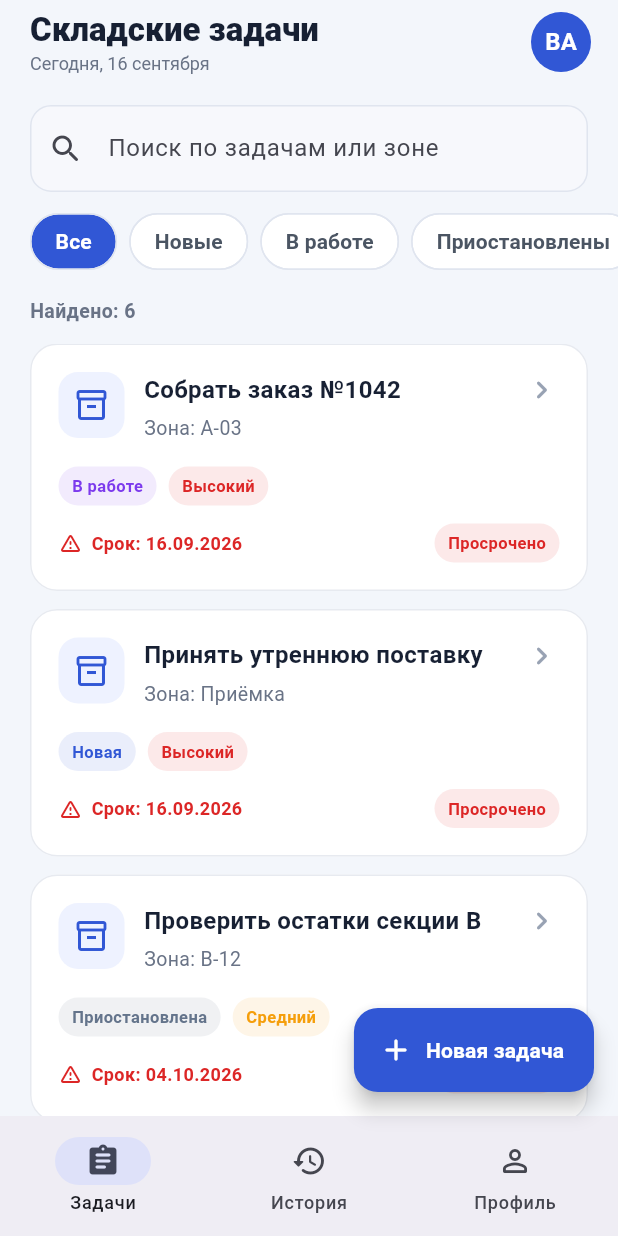
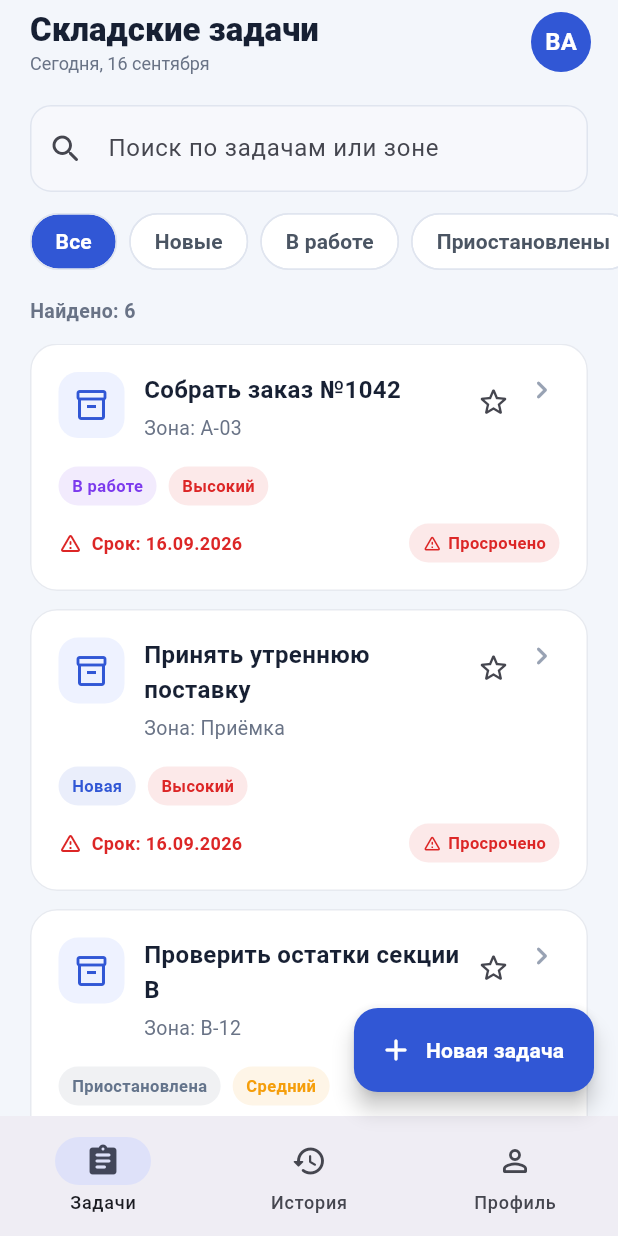
Before and after one commit to BeliiAndrei/SmartTaskHandlerMobile, a Flutter app: the TaskListPage screen opened directly, on a phone screen of 412 x 824 dp. Run offline on Flutter 3.47's test engine with Material 3 defaults, Android fonts, the phone set to English and light mode, and no system bars.

Commit message:
добавление переиспользуемости widgets

```diff
--- a/lib/models/warehouse_task.dart
+++ b/lib/models/warehouse_task.dart
@@ -11,6 +11,7 @@ class WarehouseTask {
     required this.status,
     required this.dueDate,
     required this.zone,
+    this.isFavorite = false,
   });
 
   final int id;
@@ -20,6 +21,7 @@ class WarehouseTask {
   final TaskStatus status;
   final DateTime dueDate;
   final String zone;
+  final bool isFavorite;
 
   WarehouseTask copyWith({
     String? title,
@@ -28,6 +30,7 @@ class WarehouseTask {
     TaskStatus? status,
     DateTime? dueDate,
     String? zone,
+    bool? isFavorite,
   }) {
     return WarehouseTask(
       id: id,
@@ -37,6 +40,7 @@ class WarehouseTask {
       status: status ?? this.status,
       dueDate: dueDate ?? this.dueDate,
       zone: zone ?? this.zone,
+      isFavorite: isFavorite ?? this.isFavorite,
     );
   }
 }
--- a/lib/screens/task_list_screen.dart
+++ b/lib/screens/task_list_screen.dart
@@ -2,6 +2,7 @@ import 'package:flutter/material.dart';
 
 import '../data/mock_tasks.dart';
 import '../models/warehouse_task.dart';
+import '../services/task_logic.dart';
 import '../widgets/task_card.dart';
 import 'profile_screen.dart';
 import 'task_details_screen.dart';
@@ -31,18 +32,11 @@ class _TaskListPageState extends State<TaskListPage> {
   }
 
   List<WarehouseTask> get _visibleTasks {
-    final query = _searchController.text.trim().toLowerCase();
-
-    return _tasks.where((task) {
-      final matchesStatus =
-          _selectedStatus == null || task.status == _selectedStatus;
-      final matchesSearch =
-          query.isEmpty ||
-          task.title.toLowerCase().contains(query) ||
-          task.description.toLowerCase().contains(query) ||
-          task.zone.toLowerCase().contains(query);
-      return matchesStatus && matchesSearch;
-    }).toList();
+    return TaskLogic.filterTasks(
+      _tasks,
+      query: _searchController.text,
+      status: _selectedStatus,
+    );
   }
 
   @override
@@ -92,7 +86,11 @@ class _TaskListPageState extends State<TaskListPage> {
       ),
       body: switch (_currentSection) {
         0 => _buildTaskList(),
-        1 => TaskHistoryPage(tasks: _tasks, onTaskSelected: _openTask),
+        1 => TaskHistoryPage(
+          tasks: _tasks,
+          onTaskSelected: _openTask,
+          onFavoriteToggle: _toggleFavorite,
+        ),
         _ => ProfilePage(tasks: _tasks, onLogout: _logout),
       },
       floatingActionButton: _currentSection == 0
@@ -238,7 +236,11 @@ class _TaskListPageState extends State<TaskListPage> {
                   separatorBuilder: (_, _) => const SizedBox(height: 12),
                   itemBuilder: (context, index) {
                     final task = visibleTasks[index];
-                    return TaskCard(task: task, onTap: () => _openTask(task));
+                    return TaskCard(
+                      task: task,
+                      onTap: () => _openTask(task),
+                      onFavoriteToggle: () => _toggleFavorite(task),
+                    );
                   },
                 ),
         ),
@@ -264,8 +266,7 @@ class _TaskListPageState extends State<TaskListPage> {
   }
 
   Future<void> _createTask() async {
-    final nextId =
-        _tasks.map((task) => task.id).reduce((a, b) => a > b ? a : b) + 1;
+    final nextId = TaskLogic.nextTaskId(_tasks);
     final result = await Navigator.push<WarehouseTask>(
       context,
       MaterialPageRoute(builder: (_) => TaskFormPage(taskId: nextId)),
@@ -292,6 +293,19 @@ class _TaskListPageState extends State<TaskListPage> {
           backgroundColor: const Color(0xFF15803D),
         ),
       );
+  }
+
+  void _toggleFavorite(WarehouseTask task) {
+    final index = _tasks.indexWhere((item) => item.id == task.id);
+    if (index == -1) return;
+
+    final updatedTask = TaskLogic.toggleFavorite(_tasks[index]);
+    setState(() => _tasks[index] = updatedTask);
+    _showSuccess(
+      updatedTask.isFavorite
+          ? 'Задача добавлена в избранное'
+          : 'Задача удалена из избранного',
+    );
   }
 
   void _logout() {
--- /dev/null
+++ b/lib/services/task_logic.dart
@@ -0,0 +1,37 @@
+import '../models/warehouse_task.dart';
+
+/// Shared task-domain operations that do not depend on Flutter widgets.
+class TaskLogic {
+  const TaskLogic._();
+
+  static WarehouseTask toggleFavorite(WarehouseTask task) {
+    return task.copyWith(isFavorite: !task.isFavorite);
+  }
+
+  static List<WarehouseTask> filterTasks(
+    Iterable<WarehouseTask> tasks, {
+    String query = '',
+    TaskStatus? status,
+  }) {
+    final normalizedQuery = query.trim().toLowerCase();
+
+    return tasks.where((task) {
+      final matchesStatus = status == null || task.status == status;
+      final matchesSearch =
+          normalizedQuery.isEmpty ||
+          task.title.toLowerCase().contains(normalizedQuery) ||
+          task.description.toLowerCase().contains(normalizedQuery) ||
+          task.zone.toLowerCase().contains(normalizedQuery);
+      return matchesStatus && matchesSearch;
+    }).toList();
+  }
+
+  static List<WarehouseTask> completedTasks(Iterable<WarehouseTask> tasks) {
+    return tasks.where((task) => task.status == TaskStatus.completed).toList();
+  }
+
+  static int nextTaskId(Iterable<WarehouseTask> tasks) {
+    if (tasks.isEmpty) return 1;
+    return tasks.map((task) => task.id).reduce((a, b) => a > b ? a : b) + 1;
+  }
+}
--- /dev/null
+++ b/lib/utils/task_formatters.dart
@@ -0,0 +1,37 @@
+import '../models/warehouse_task.dart';
+
+String taskPriorityLabel(TaskPriority priority) {
+  return switch (priority) {
+    TaskPriority.low => 'Низкий',
+    TaskPriority.medium => 'Средний',
+    TaskPriority.high => 'Высокий',
+  };
+}
+
+String taskStatusLabel(TaskStatus status) {
+  return switch (status) {
+    TaskStatus.newTask => 'Новая',
+    TaskStatus.inProgress => 'В работе',
+    TaskStatus.paused => 'Приостановлена',
+    TaskStatus.completed => 'Выполнена',
+  };
+}
+
+String formatTaskDate(DateTime date) {
+  final day = date.day.toString().padLeft(2, '0');
+  final month = date.month.toString().padLeft(2, '0');
+  return '$day.$month.${date.year}';
+}
+
+bool isTaskOverdue(WarehouseTask task, {DateTime? today}) {
+  if (task.status == TaskStatus.completed) return false;
+
+  final now = today ?? DateTime.now();
+  final currentDate = DateTime(now.year, now.month, now.day);
+  final dueDate = DateTime(
+    task.dueDate.year,
+    task.dueDate.month,
+    task.dueDate.day,
+  );
+  return dueDate.isBefore(currentDate);
+}
--- /dev/null
+++ b/lib/widgets/favorite_button.dart
@@ -0,0 +1,32 @@
+import 'package:flutter/material.dart';
+
+/// Reusable favorite action shared by task cards and task details.
+class FavoriteButton extends StatelessWidget {
+  const FavoriteButton({
+    super.key,
+    required this.isFavorite,
+    required this.onPressed,
+    this.compact = false,
+  });
+
+  final bool isFavorite;
+  final VoidCallback onPressed;
+  final bool compact;
+
+  @override
+  Widget build(BuildContext context) {
+    final color = isFavorite
+        ? const Color(0xFFF59E0B)
+        : Theme.of(context).colorScheme.onSurfaceVariant;
+
+    return IconButton(
+      onPressed: onPressed,
+      visualDensity: compact ? VisualDensity.compact : null,
+      tooltip: isFavorite ? 'Убрать из избранного' : 'Добавить в избранное',
+      icon: Icon(
+        isFavorite ? Icons.star_rounded : Icons.star_border_rounded,
+        color: color,
+      ),
+    );
+  }
+}
--- /dev/null
+++ b/lib/widgets/task_badge.dart
@@ -0,0 +1,43 @@
+import 'package:flutter/material.dart';
+
+/// A small reusable part that can be used inside or outside [TaskCard].
+class TaskBadge extends StatelessWidget {
+  const TaskBadge({
+    super.key,
+    required this.text,
+    required this.color,
+    this.icon,
+  });
+
+  final String text;
+  final Color color;
+  final IconData? icon;
+
+  @override
+  Widget build(BuildContext context) {
+    return Container(
+      padding: const EdgeInsets.symmetric(horizontal: 9, vertical: 5),
+      decoration: BoxDecoration(
+        color: color.withValues(alpha: 0.1),
+        borderRadius: BorderRadius.circular(20),
+      ),
+      child: Row(
+        mainAxisSize: MainAxisSize.min,
+        children: [
+          if (icon != null) ...[
+            Icon(icon, size: 13, color: color),
+            const SizedBox(width: 4),
+          ],
+          Text(
+            text,
+            style: TextStyle(
+              color: color,
+              fontSize: 11,
+              fontWeight: FontWeight.w700,
+            ),
+          ),
+        ],
+      ),
+    );
+  }
+}
--- a/lib/widgets/task_card.dart
+++ b/lib/widgets/task_card.dart
@@ -1,18 +1,37 @@
 import 'package:flutter/material.dart';
 
 import '../models/warehouse_task.dart';
+import '../utils/task_formatters.dart';
+import 'favorite_button.dart';
+import 'task_badge.dart';
 
 class TaskCard extends StatelessWidget {
-  const TaskCard({super.key, required this.task, required this.onTap});
+  const TaskCard({
+    super.key,
+    required this.task,
+    this.onTap,
+    this.onFavoriteToggle,
+    this.showZone = true,
+    this.showStatus = true,
+    this.showPriority = true,
+    this.showDueDate = true,
+    this.showChevron = true,
+  });
 
   final WarehouseTask task;
-  final VoidCallback onTap;
+  final VoidCallback? onTap;
+  final VoidCallback? onFavoriteToggle;
+  final bool showZone;
+  final bool showStatus;
+  final bool showPriority;
+  final bool showDueDate;
+  final bool showChevron;
 
   @override
   Widget build(BuildContext context) {
     final priorityColor = _priorityColor(task.priority);
     final statusColor = _statusColor(task.status);
-    final isOverdue = _isOverdue(task);
+    final isOverdue = isTaskOverdue(task);
 
     return Material(
       color: Colors.white,
@@ -59,6 +78,7 @@ class TaskCard extends StatelessWidget {
                             fontWeight: FontWeight.w700,
                           ),
                         ),
+                        if (showZone) ...[
                           const SizedBox(height: 5),
                           Text(
                             'Зона: ${task.zone}',
@@ -68,28 +88,41 @@ class TaskCard extends StatelessWidget {
                             ),
                           ),
                         ],
+                      ],
                     ),
                   ),
+                  if (onFavoriteToggle != null)
+                    FavoriteButton(
+                      isFavorite: task.isFavorite,
+                      onPressed: onFavoriteToggle!,
+                      compact: true,
+                    ),
+                  if (showChevron)
                     const Icon(
                       Icons.chevron_right_rounded,
                       color: Color(0xFF98A2B3),
                     ),
                 ],
               ),
+              if (showStatus || showPriority) ...[
                 const SizedBox(height: 16),
                 Row(
                   children: [
-                  _TaskBadge(
-                    text: _statusText(task.status),
+                    if (showStatus)
+                      TaskBadge(
+                        text: taskStatusLabel(task.status),
                         color: statusColor,
                       ),
-                  const SizedBox(width: 8),
-                  _TaskBadge(
-                    text: _priorityText(task.priority),
+                    if (showStatus && showPriority) const SizedBox(width: 8),
+                    if (showPriority)
+                      TaskBadge(
+                        text: taskPriorityLabel(task.priority),
                         color: priorityColor,
                       ),
                   ],
                 ),
+              ],
+              if (showDueDate) ...[
                 const SizedBox(height: 12),
                 Row(
                   children: [
@@ -104,7 +137,7 @@ class TaskCard extends StatelessWidget {
                     ),
                     const SizedBox(width: 6),
                     Text(
-                    'Срок: ${_formatDate(task.dueDate)}',
+                      'Срок: ${formatTaskDate(task.dueDate)}',
                       style: TextStyle(
                         color: isOverdue
                             ? const Color(0xFFDC2626)
@@ -115,13 +148,15 @@ class TaskCard extends StatelessWidget {
                     ),
                     if (isOverdue) ...[
                       const Spacer(),
-                    const _TaskBadge(
+                      const TaskBadge(
                         text: 'Просрочено',
                         color: Color(0xFFDC2626),
+                        icon: Icons.warning_amber_rounded,
                       ),
                     ],
                   ],
                 ),
+              ],
             ],
           ),
         ),
@@ -145,66 +180,4 @@ class TaskCard extends StatelessWidget {
       TaskStatus.completed => const Color(0xFF16A34A),
     };
   }
-
-  static String _priorityText(TaskPriority priority) {
-    return switch (priority) {
-      TaskPriority.low => 'Низкий',
-      TaskPriority.medium => 'Средний',
-      TaskPriority.high => 'Высокий',
-    };
 }
-
-  static String _statusText(TaskStatus status) {
-    return switch (status) {
-      TaskStatus.newTask => 'Новая',
-      TaskStatus.inProgress => 'В работе',
-      TaskStatus.paused => 'Приостановлена',
-      TaskStatus.completed => 'Выполнена',
-    };
-  }
-
-  static String _formatDate(DateTime date) {
-    final day = date.day.toString().padLeft(2, '0');
-    final month = date.month.toString().padLeft(2, '0');
-    return '$day.$month.${date.year}';
-  }
-
-  static bool _isOverdue(WarehouseTask task) {
-    if (task.status == TaskStatus.completed) return false;
-
-    final now = DateTime.now();
-    final today = DateTime(now.year, now.month, now.day);
-    final dueDate = DateTime(
-      task.dueDate.year,
-      task.dueDate.month,
-      task.dueDate.day,
-    );
-    return dueDate.isBefore(today);
-  }
-}
-
-class _TaskBadge extends StatelessWidget {
-  const _TaskBadge({required this.text, required this.color});
-
-  final String text;
-  final Color color;
-
-  @override
-  Widget build(BuildContext context) {
-    return Container(
-      padding: const EdgeInsets.symmetric(horizontal: 9, vertical: 5),
-      decoration: BoxDecoration(
-        color: color.withValues(alpha: 0.1),
-        borderRadius: BorderRadius.circular(20),
-      ),
-      child: Text(
-        text,
-        style: TextStyle(
-          color: color,
-          fontSize: 11,
-          fontWeight: FontWeight.w700,
-        ),
-      ),
-    );
-  }
-}
```
Also changed, not shown: lib/screens/task_details_screen.dart (+20 -26 lines), lib/screens/task_form_screen.dart (+3 -7 lines), lib/screens/task_history_screen.dart (+12 -4 lines), 1 other file. Lines whose indentation alone changed are shown as unchanged.
